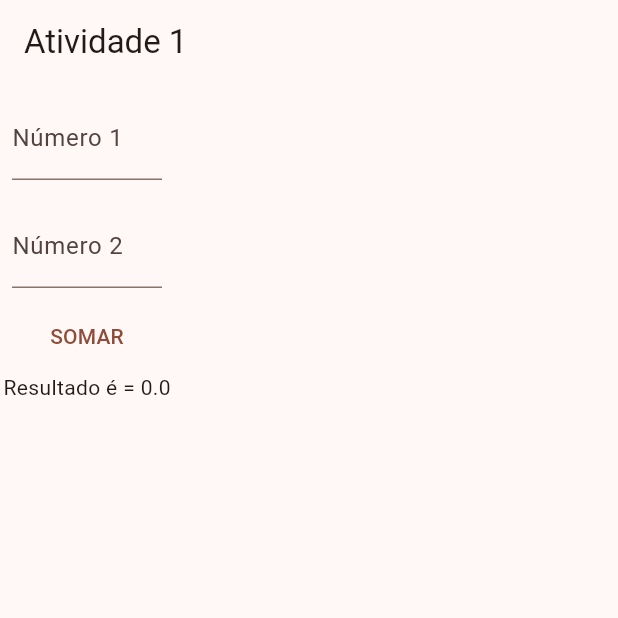
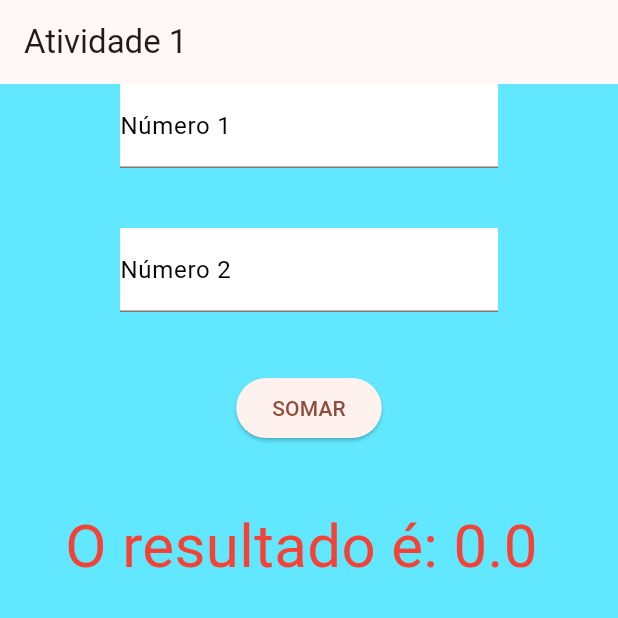
Before and after one commit to MarioJunior01/aulas-dispositivos-moveis, a Flutter app: the screen it shows after launch, after a tap on "SOMAR", on a phone screen of 412 x 824 dp, the top half of it. Run offline on Flutter 3.47's test engine with Material 3 defaults, Android fonts, the phone set to English and light mode, and no system bars.

Commit message:
Exercicio 1 finalizado

```diff
--- a/aula2506/lib/exercicio1.dart
+++ b/aula2506/lib/exercicio1.dart
@@ -8,59 +8,62 @@ class Atividade1 extends StatefulWidget {
 }
 
 class _Atividade1State extends State<Atividade1> {
+  final textControllerA = TextEditingController();
+  final textControllerB = TextEditingController();
+  double resultado = 0;
   @override
   Widget build(BuildContext context) {
-    final _textControllerA = TextEditingController();
-    final _textControllerB = TextEditingController();
     double numero1 = 0;
     double numero2 = 0;
-    double resultado = 0;
 
     return Scaffold(
       appBar: AppBar(title: Text("Atividade 1")),
       body: Column(
-        mainAxisAlignment: MainAxisAlignment.start,
+        spacing: 40,
         children: [
           Padding(
-            padding: const EdgeInsets.all(8.0),
-            child: SizedBox(
-              width: 100,
+            padding: const EdgeInsets.symmetric(horizontal: 80),
+            child: Container(
+              color: const Color.fromARGB(255, 255, 255, 255),
               child: TextFormField(
-                decoration: const InputDecoration(labelText: "Número 1"),
+                decoration: const InputDecoration(
+                  labelText: "Número 1",
+                  labelStyle: TextStyle(color: Colors.black),
+                ),
                 keyboardType: TextInputType.number,
-                controller: _textControllerA,
+                controller: textControllerA,
               ),
             ),
           ),
 
           Padding(
-            padding: const EdgeInsets.all(8.0),
-            child: SizedBox(
-              width: 100,
+            padding: const EdgeInsets.symmetric(horizontal: 80),
+            child: Container(
+              color: const Color.fromARGB(255, 255, 255, 255),
               child: TextFormField(
-                decoration: const InputDecoration(labelText: "Número 2"),
+                decoration: const InputDecoration(
+                  labelText: "Número 2",
+                  labelStyle: TextStyle(color: Colors.black),
+                ),
                 keyboardType: TextInputType.number,
-                controller: _textControllerB,
+                controller: textControllerB,
               ),
             ),
           ),
-          TextButton(
+          ElevatedButton(
             onPressed: () {
               setState(() {
-                numero1 = double.parse(_textControllerA.text);
-                numero2 = double.parse(_textControllerB.text);
-                resultado= numero1+numero2;
+                numero1 = double.parse(textControllerA.text);
+                numero2 = double.parse(textControllerB.text);
 
+                resultado = numero1 + numero2;
               });
-
             },
-
             child: Text("SOMAR"),
           ),
-
           Text(
-            "Resultado é = "
-            '$resultado',
+            "O resultado é: $resultado ",
+            style: TextStyle(color: Colors.red, fontSize: 40),
           ),
         ],
       ),
--- a/aula2506/lib/main.dart
+++ b/aula2506/lib/main.dart
@@ -16,6 +16,7 @@ class MyApp extends StatelessWidget {
       title: 'Componentes',
       theme: ThemeData(
         colorScheme: ColorScheme.fromSeed(seedColor: Colors.deepOrange),
+        scaffoldBackgroundColor: const Color.fromARGB(255, 97, 231, 255)
       ),
       home: Atividade1(),
       debugShowCheckedModeBanner: false,
```
